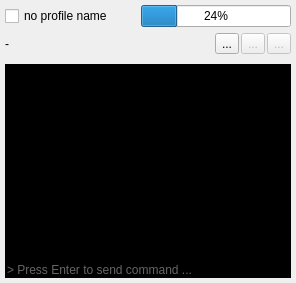
First picture: the form in src/AutoBatchScheduler/statusarea/cellinfowidget.ui, repository karakirimu/AutoBatchTools, before the edit.
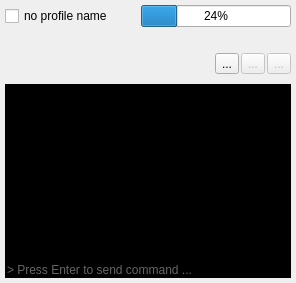
Second picture: the form after the edit. Icons and pictures are not drawn. Custom widgets are drawn as their Qt base class.

The edit to the form file:
```diff
--- a/src/AutoBatchScheduler/statusarea/cellinfowidget.ui
+++ b/src/AutoBatchScheduler/statusarea/cellinfowidget.ui
@@ -164,6 +164,19 @@
         </layout>
        </widget>
       </item>
+      <item>
+       <widget class="QLabel" name="currentProcessLabel">
+        <property name="baseSize">
+         <size>
+          <width>0</width>
+          <height>16</height>
+         </size>
+        </property>
+        <property name="text">
+         <string/>
+        </property>
+       </widget>
+      </item>
       <item>
        <widget class="QFrame" name="frame_3">
         <property name="frameShape">
@@ -191,7 +204,7 @@
          <item>
           <widget class="QLabel" name="processLabel">
            <property name="text">
-            <string>-</string>
+            <string/>
            </property>
            <property name="alignment">
             <set>Qt::AlignLeading|Qt::AlignLeft|Qt::AlignVCenter</set>
```
Left out of the diff: 4 changed lines with no effect on the pictures.
